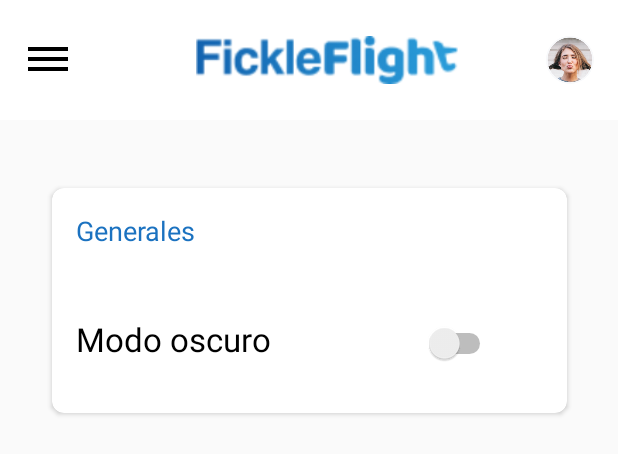
After one commit to matiasaratano/flickeflight-BE4, an Android app: the layout fragment_settings.xml on its own in the app's theme, with its tools: preview values and no code run, on a phone screen of 412 x 824 dp. The commit adds this screen. Shown: the top 454 px of the screen. Run offline under Robolectric (Android 15) with nearby library versions, the phone set to English and light mode, and no system bars; Roboto replaces fonts that are not available here.

Commit message:
diseño pantalla settings

```diff
--- /dev/null
+++ b/app/src/main/res/drawable/hambuerguer.xml
@@ -0,0 +1,5 @@
+<vector xmlns:android="http://schemas.android.com/apk/res/android" android:height="24dp" android:tint="#000000" android:viewportHeight="24" android:viewportWidth="24" android:width="24dp">
+
+    <path android:fillColor="@android:color/white" android:pathData="M2,15.5v2h20v-2L2,15.5zM2,10.5v2h20v-2L2,10.5zM2,5.5v2h20v-2L2,5.5z"/>
+
+</vector>
--- /dev/null
+++ b/app/src/main/res/drawable/pasajerosicono_resized.xml
@@ -0,0 +1,6 @@
+<layer-list xmlns:android="http://schemas.android.com/apk/res/android">
+    <item
+        android:drawable="@drawable/pasajerosicono"
+        android:width="22dp"
+        android:height="22dp" />
+</layer-list>
--- a/app/src/main/res/layout/fragment_search.xml
+++ b/app/src/main/res/layout/fragment_search.xml
@@ -10,7 +10,7 @@
     <androidx.appcompat.widget.Toolbar
         android:id="@+id/toolbar"
         android:layout_width="match_parent"
-        android:layout_height="?attr/actionBarSize"
+        android:layout_height="80dp"
         android:background="@color/white"
         android:theme="@style/ThemeOverlay.AppCompat.Dark.ActionBar"
         app:popupTheme="@style/ThemeOverlay.AppCompat.Light"
@@ -152,7 +152,7 @@
                 android:layout_height="wrap_content"
                 android:layout_weight="1"
                 android:hint="@string/passengers"
-                app:startIconDrawable="@drawable/group"> <!-- Replace with your drawable -->
+                app:startIconDrawable="@drawable/pasajerosicono_resized">
 
                 <com.google.android.material.textfield.TextInputEditText
                     android:id="@+id/input_passengers"
--- /dev/null
+++ b/app/src/main/res/layout/fragment_settings.xml
@@ -0,0 +1,104 @@
+<?xml version="1.0" encoding="utf-8"?>
+<androidx.constraintlayout.widget.ConstraintLayout
+    xmlns:android="http://schemas.android.com/apk/res/android"
+    xmlns:app="http://schemas.android.com/apk/res-auto"
+    xmlns:tools="http://schemas.android.com/tools"
+    android:layout_width="match_parent"
+    android:layout_height="match_parent">
+
+    <!-- Toolbar -->
+    <androidx.appcompat.widget.Toolbar
+        android:id="@+id/toolbar"
+
+        android:layout_width="match_parent"
+        android:layout_height="80dp"
+        android:background="@color/white"
+        android:theme="@style/ThemeOverlay.AppCompat.Dark.ActionBar"
+        app:popupTheme="@style/ThemeOverlay.AppCompat.Light"
+        tools:ignore="MissingConstraints">
+
+        <ImageView
+            android:id="@+id/back_arrow"
+            android:layout_width="32dp"
+            android:layout_height="32dp"
+            android:layout_marginStart="16dp"
+            android:src="@drawable/hambuerguer"
+            android:contentDescription="@string/back_arrow"
+            android:layout_gravity="start|center_vertical" />
+
+        <ImageView
+            android:id="@+id/logo"
+            android:layout_width="200dp"
+            android:layout_height="32dp"
+            android:layout_marginStart="70dp"
+            android:src="@drawable/logo"
+            android:contentDescription="@string/back_arrow"
+            android:layout_gravity="start|center_vertical" />
+
+        <ImageView
+            android:id="@+id/more_vert"
+            android:layout_width="32dp"
+            android:layout_height="32dp"
+            android:layout_marginEnd="16dp"
+            android:src="@drawable/picture_profile"
+            android:contentDescription="@string/more_options"
+            android:layout_gravity="end|center_vertical" />
+
+    </androidx.appcompat.widget.Toolbar>
+
+    <androidx.cardview.widget.CardView
+        android:id="@+id/cardView"
+        android:layout_width="343dp"
+        android:layout_height="150dp"
+        android:layout_marginStart="16dp"
+        android:layout_marginTop="45dp"
+        android:layout_marginEnd="16dp"
+        app:cardCornerRadius="8dp"
+        app:layout_constraintEnd_toEndOf="parent"
+        app:layout_constraintStart_toStartOf="parent"
+        app:layout_constraintTop_toBottomOf="@id/toolbar">
+
+        <androidx.constraintlayout.widget.ConstraintLayout
+            android:layout_width="match_parent"
+            android:layout_height="match_parent"
+            android:padding="16dp">
+
+            <TextView
+                android:id="@+id/textGenerales"
+                android:layout_width="wrap_content"
+                android:layout_height="wrap_content"
+                android:text="Generales"
+                android:textColor="@color/blue"
+                android:textSize="18sp"
+                app:layout_constraintStart_toStartOf="parent"
+                app:layout_constraintTop_toTopOf="parent" />
+
+            <!-- Botón Modo oscuro -->
+            <TextView
+                android:id="@+id/buttonModoOscuro"
+                android:layout_width="wrap_content"
+                android:layout_height="wrap_content"
+                android:layout_marginTop="70dp"
+                android:textSize="22sp"
+                android:text="@string/modo_oscuro"
+                android:textColor="@color/black"
+                app:layout_constraintStart_toStartOf="parent"
+                app:layout_constraintTop_toBottomOf="@id/textGenerales"
+                app:layout_constraintTop_toTopOf="parent"/>
+
+            <!-- Switch para cambiar el modo oscuro -->
+            <Switch
+                android:id="@+id/switchModoOscuro"
+                android:layout_width="wrap_content"
+                android:layout_height="wrap_content"
+                android:layout_marginStart="70dp"
+                app:layout_constraintEnd_toEndOf="parent"
+                app:layout_constraintBaseline_toBaselineOf="@id/buttonModoOscuro"
+                app:layout_constraintTop_toBottomOf="@id/textGenerales"
+                app:layout_constraintStart_toEndOf="@id/buttonModoOscuro"
+                app:layout_constraintTop_toTopOf="parent"/>
+
+        </androidx.constraintlayout.widget.ConstraintLayout>
+    </androidx.cardview.widget.CardView>
+
+</androidx.constraintlayout.widget.ConstraintLayout>
--- a/app/src/main/res/values/colors.xml
+++ b/app/src/main/res/values/colors.xml
@@ -9,5 +9,5 @@
     <color name="colorLightGray">#F0F0F0</color>
     <color name="orange">#F99A0E</color>
     <color name="your_outline_color">#FF0000</color>
-    <color name="your_icon_tint_color">#0000FF</color>
+    <color name="blue">#1B72C0</color>
 </resources>
--- a/app/src/main/res/values/strings.xml
+++ b/app/src/main/res/values/strings.xml
@@ -16,4 +16,7 @@
     <string name="button_search">Search</string>
     <string name="round">Round Trip</string>
     <string name="one_way">One Way</string>
+    <string name="modo_oscuro">Modo oscuro</string>
+    <string name="modo_claro">Modo claro</string>
+
 </resources>
```
